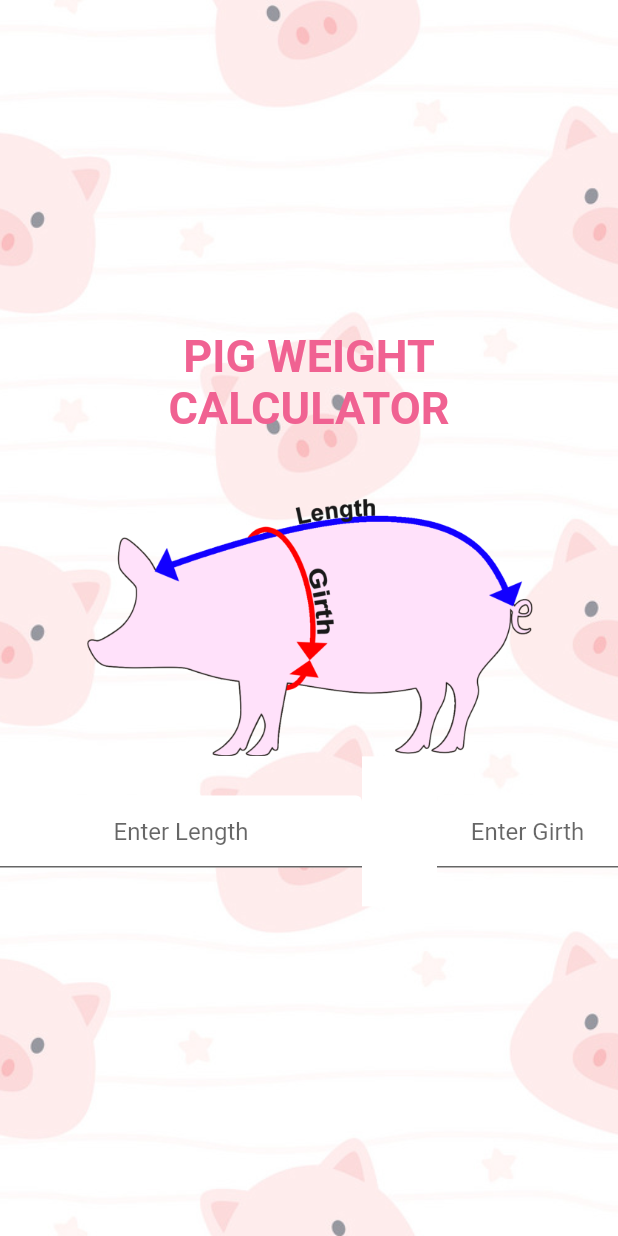
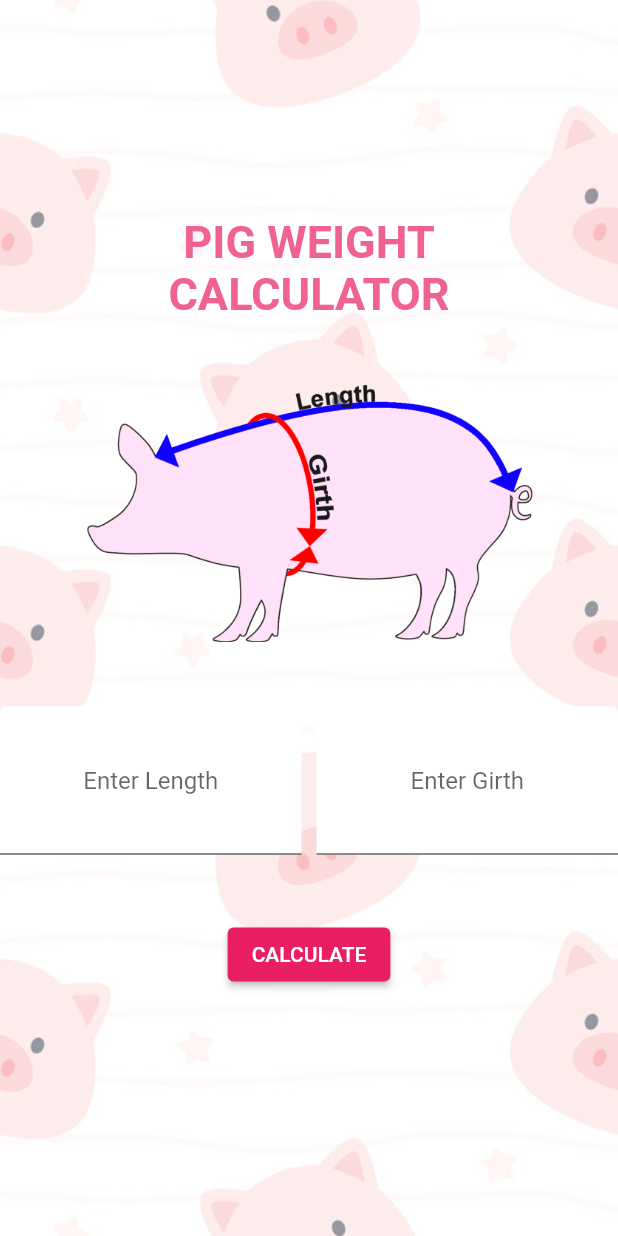
Before and after one commit to keajung/midterm_07610472, a Flutter app: the screen it shows after launch, on a phone screen of 412 x 824 dp. Run offline on Flutter 3.47's test engine with Material 2 defaults, Android fonts, the phone set to English and light mode, and no system bars.

Commit message:
this midterm im dead

```diff
--- a/lib/main.dart
+++ b/lib/main.dart
@@ -1,6 +1,6 @@
 import 'package:flutter/cupertino.dart';
 import 'package:flutter/material.dart';
-
+import 'calculate.dart';
 void main() {
   runApp(const MyApp());
 
@@ -25,8 +25,8 @@ class HomePage extends StatelessWidget {
 
   HomePage({Key? key}) : super(key: key);
 
-  final _controller = TextEditingController();
-
+  final _length = TextEditingController();
+  final _girth  = TextEditingController();
 
   @override
   Widget build(BuildContext context) {
@@ -58,16 +58,18 @@ class HomePage extends StatelessWidget {
             Image.asset('assets/images/pig.png', width: 300.0),
 
             //SizedBox(width: 8.0),
-
+            Text('  ',
+                style: TextStyle(
+                    fontSize: 36.0, color: Colors.pink.shade600, fontWeight: FontWeight.bold)),
 
             Row(
               children: <Widget>[
                 Expanded(
-                  flex: 2,
                   child: TextField(
                     textAlign: TextAlign.center,
-                    controller: _controller,
+                    controller: _length,
                     decoration: InputDecoration(
+                      contentPadding: const EdgeInsets.all(40.0),
                       filled: true,
                       fillColor: Colors.white.withOpacity(1),
                       //border: OutlineInputBorder(),
@@ -76,15 +78,16 @@ class HomePage extends StatelessWidget {
                   )
                 ),
                 Container(
-                  color: Colors.white,
+                  color: Colors.white.withOpacity(0.0),
                   height: 100,
-                  width: 50,
+                  width: 10,
                 ),
                 Expanded(
                   child: TextField(
                     textAlign: TextAlign.center,
-                    controller: _controller,
+                    controller: _girth,
                     decoration: InputDecoration(
+                      contentPadding: const EdgeInsets.all(40.0),
                       filled: true,
                       fillColor: Colors.white.withOpacity(1),
                       //border: OutlineInputBorder(),
@@ -94,6 +97,39 @@ class HomePage extends StatelessWidget {
                 ),
               ],
             ),
+            Text('  ',
+                style: TextStyle(
+                    fontSize: 36.0, color: Colors.pink.shade600, fontWeight: FontWeight.bold)),
+            Padding(
+              padding: const EdgeInsets.only(bottom: 20.0),
+              child: ElevatedButton(
+                child: Text('CALCULATE'),
+                onPressed: () {
+                  var l = _length.text;
+                  var g = _girth.text;
+                  var text = cal(l,g);
+
+                  showDialog(
+                    context: context,
+                    barrierDismissible: false,
+                    builder: (BuildContext context) {
+                      return AlertDialog(
+                        title: Text('Result'),
+                        content: Text(text),
+                        actions: [
+                          TextButton(
+                            onPressed: () {
+                              Navigator.of(context).pop();
+                            },
+                            child: Text('OK'),
+                          ),
+                        ],
+                      );
+                    },
+                  );
+                },
+              ),
+            ),
           ],
         ),
     ),
```
Also changed, not shown: lib/calculate.dart (added, +18 -0 lines).
